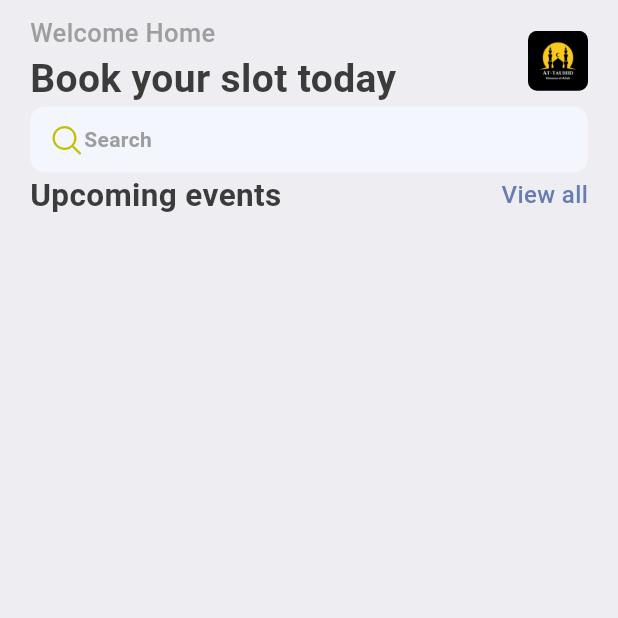
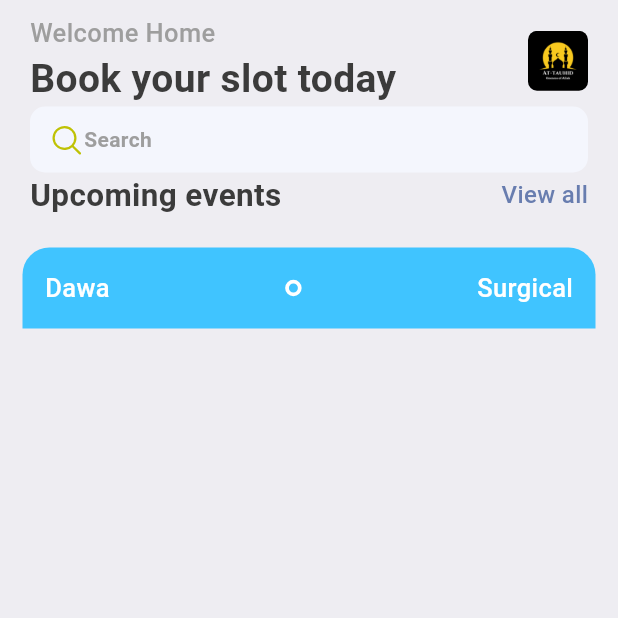
Before and after one commit to ABUJARIRY123/Booking, a Flutter app: the HomePage screen opened directly, on a phone screen of 412 x 824 dp, the top half of it. Run offline on Flutter 3.47's test engine with Material 3 defaults, Android fonts, the phone set to English and light mode, and no system bars; our stand-ins replace fluentui_icons, gap.

Commit message:
errors errors

```diff
--- a/one/lib/main.dart
+++ b/one/lib/main.dart
@@ -12,7 +12,7 @@ class MyApp extends StatelessWidget {
   Widget build(BuildContext context) {
     return MaterialApp(
       debugShowCheckedModeBanner: false,
-      title: 'Online Booking',
+      title: 'Booking',
       theme: ThemeData(
         primarySwatch: Colors.blue,
       ),
--- a/one/lib/screens/bottom_bar.dart
+++ b/one/lib/screens/bottom_bar.dart
@@ -12,7 +12,7 @@ class BottomBar extends StatefulWidget {
 class _BottomBarState extends State<BottomBar> {
   int _selectedIndex = 0;
   static final List<Widget> _WidgetOptions = <Widget>[
-    HomePage(),
+    const HomePage(),
     const Text("Search"),
     const Text("Bookings"),
     const Text("Profile"),
--- a/one/lib/screens/events_view.dart
+++ b/one/lib/screens/events_view.dart
@@ -0,0 +1,47 @@
+import 'package:flutter/material.dart';
+import 'package:one/screens/app_layout.dart';
+import 'package:one/styles/app_styles.dart';
+import 'package:one/widgets/thick_container.dart';
+
+class EventsView extends StatelessWidget {
+  const EventsView({Key? key}) : super(key: key);
+
+  @override
+  Widget build(BuildContext context) {
+    final size = AppLayout.getSize(context);
+    return SizedBox(
+      width: size.width,
+      height: 180,
+      child: Container(
+        margin: const EdgeInsets.only(left: 15, right: 15),
+        child: Column(children: [
+          Container(
+            decoration: const BoxDecoration(
+                color: Colors.lightBlueAccent,
+                borderRadius: BorderRadius.only(
+                    topLeft: Radius.circular(18),
+                    topRight: Radius.circular(18))),
+            padding: const EdgeInsets.all(15),
+            child: Column(children: [
+              Row(
+                children: [
+                  Text(
+                    "Dawa",
+                    style: Styles.headLineStyle3.copyWith(color: Colors.white),
+                  ),
+                  const Spacer(),
+                  const ThickContainer(),
+                  const Spacer(),
+                  Text(
+                    "Surgical",
+                    style: Styles.headLineStyle3.copyWith(color: Colors.white),
+                  )
+                ],
+              )
+            ]),
+          )
+        ]),
+      ),
+    );
+  }
+}
--- a/one/lib/screens/home_page.dart
+++ b/one/lib/screens/home_page.dart
@@ -1,6 +1,8 @@
 import 'package:flutter/material.dart';
+import 'package:one/screens/events_view.dart';
 import 'package:one/styles/app_styles.dart';
 import 'package:fluentui_icons/fluentui_icons.dart';
+import 'package:gap/gap.dart';
 
 class HomePage extends StatelessWidget {
   const HomePage({Key? key}) : super(key: key);
@@ -80,8 +82,9 @@ class HomePage extends StatelessWidget {
                 )
               ],
             ),
-          )
-
+          ),
+          const Gap(20),
+          const EventsView(),
         ],
       ),
     );
--- /dev/null
+++ b/one/lib/widgets/thick_container.dart
@@ -0,0 +1,15 @@
+import 'package:flutter/material.dart';
+
+class ThickContainer extends StatelessWidget {
+  const ThickContainer({Key? key}) : super(key: key);
+
+  @override
+  Widget build(BuildContext context) {
+    return Container(
+      padding: const EdgeInsets.all(3.0),
+      decoration: BoxDecoration(
+          borderRadius: BorderRadius.circular(18),
+          border: Border.all(width: 2.5, color: Colors.white)),
+    );
+  }
+}
--- a/one/pubspec.yaml
+++ b/one/pubspec.yaml
@@ -36,7 +36,7 @@ dependencies:
   # Use with the CupertinoIcons class for iOS style icons.
   cupertino_icons: ^1.0.2
   fluentui_icons: ^1.0.0
-  gap: ^2.0.0
+  gap: ^1.0.0
 
 dev_dependencies:
   flutter_test:
```
